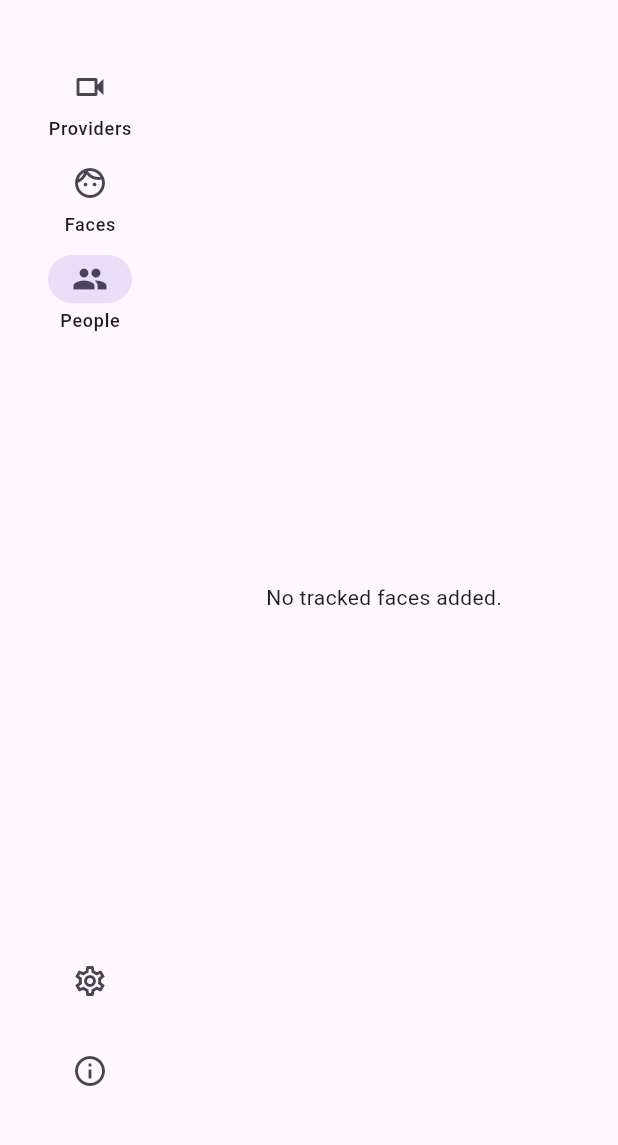
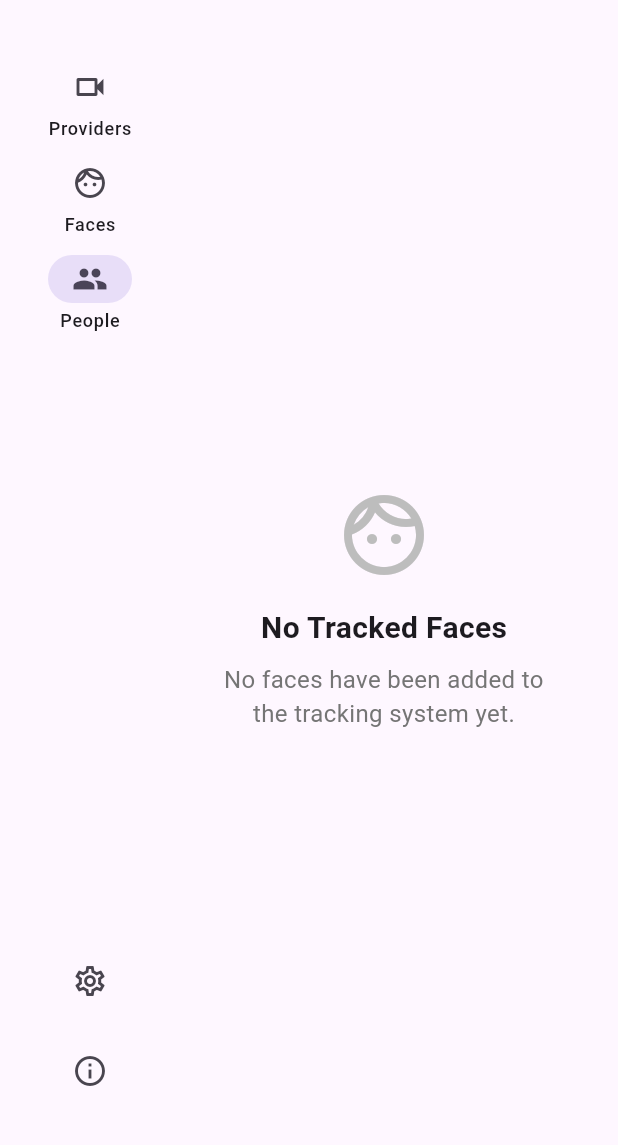
Before and after one commit to abdelaziz-mahdy/automated_attendance, a Flutter app: the DataCenterView screen opened by its route, after a tap on "Faces", after a tap on "People", on a phone screen of 412 x 824 dp, the part 63-1208 px from its top. Run offline on Flutter 3.47's test engine with Material 3 defaults, Android fonts, the phone set to English and light mode, and no system bars; our stand-ins replace camera, permission_handler, shared_preferences, shimmer; missing offline and left inert: bonsoir, network_info_plus, opencv_dart; accounts and stored records are empty; statements that could not run were skipped.

Commit message:
Add intl package dependency and refactor RecognizedPeopleList to use CustomScrollView for improved layout and empty state handling

```diff
--- a/lib/views/data_center_pages/recognized_people_list.dart
+++ b/lib/views/data_center_pages/recognized_people_list.dart
@@ -7,7 +7,7 @@ import 'package:flutter/material.dart';
 import 'package:provider/provider.dart';
 
 class RecognizedPeopleList extends StatelessWidget {
-  final Function(TrackedFace)? onPersonSelected; // Callback for selection
+  final Function(TrackedFace)? onPersonSelected;
 
   const RecognizedPeopleList({super.key, required this.onPersonSelected});
 
@@ -15,10 +15,29 @@ class RecognizedPeopleList extends StatelessWidget {
   Widget build(BuildContext context) {
     return Consumer<CameraManager>(
       builder: (context, manager, child) {
+        return CustomScrollView(
+          slivers: [
+            SliverPadding(
+              padding: const EdgeInsets.all(16),
+              sliver: _buildContent(context, manager),
+            ),
+          ],
+        );
+      },
+    );
+  }
+
+  Widget _buildContent(BuildContext context, CameraManager manager) {
     final trackedFaces = manager.trackedFaces;
 
     if (trackedFaces.isEmpty) {
-          return const Center(child: Text("No tracked faces added."));
+      return SliverFillRemaining(
+        child: _buildEmptyState(
+          icon: Icons.face_outlined,
+          title: 'No Tracked Faces',
+          message: 'No faces have been added to the tracking system yet.',
+        ),
+      );
     }
 
     final recognizedPeople = trackedFaces.entries
@@ -26,24 +45,76 @@ class RecognizedPeopleList extends StatelessWidget {
         .toList();
 
     if (recognizedPeople.isEmpty) {
-          return const Center(child: Text("No people recognized yet."));
+      return SliverFillRemaining(
+        child: _buildEmptyState(
+          icon: Icons.person_search,
+          title: 'No Recognitions Yet',
+          message: 'Waiting for the first person to be recognized...',
+        ),
+      );
     }
 
-        return ListView.builder(
-          itemCount: recognizedPeople.length,
-          itemBuilder: (context, index) {
+    return SliverList(
+      delegate: SliverChildBuilderDelegate(
+        (context, index) {
           final personEntry = recognizedPeople[index];
           final trackedFace = personEntry.value;
 
-            return RecognizedPersonListTile(
+          return Padding(
+            padding: const EdgeInsets.only(bottom: 8.0),
+            child: AnimatedScale(
+              scale: 1.0,
+              duration: const Duration(milliseconds: 200),
+              child: Card(
+                elevation: 2,
+                child: RecognizedPersonListTile(
                   trackedFace: trackedFace,
                   onTap: onPersonSelected == null
                       ? null
                       : () => onPersonSelected!(trackedFace),
+                ),
+              ),
+            ),
           );
         },
+        childCount: recognizedPeople.length,
+      ),
     );
-      },
+  }
+
+  Widget _buildEmptyState({
+    required IconData icon,
+    required String title,
+    required String message,
+  }) {
+    return Center(
+      child: Column(
+        mainAxisAlignment: MainAxisAlignment.center,
+        children: [
+          Icon(
+            icon,
+            size: 64,
+            color: Colors.grey[400],
+          ),
+          const SizedBox(height: 16),
+          Text(
+            title,
+            style: const TextStyle(
+              fontSize: 20,
+              fontWeight: FontWeight.bold,
+            ),
+          ),
+          const SizedBox(height: 8),
+          Text(
+            message,
+            textAlign: TextAlign.center,
+            style: TextStyle(
+              color: Colors.grey[600],
+              fontSize: 16,
+            ),
+          ),
+        ],
+      ),
     );
   }
 }
--- a/pubspec.yaml
+++ b/pubspec.yaml
@@ -43,6 +43,7 @@ dependencies:
   camera: ^0.11.0+2
   shimmer: ^3.0.0
   shared_preferences: ^2.2.2
+  intl: ^0.18.1
 dev_dependencies:
   flutter_test:
     sdk: flutter
```
Also changed, not shown: lib/widgets/recognized_person_list_tile.dart (+135 -37 lines), pubspec.lock. Lines whose indentation alone changed are shown as unchanged.
